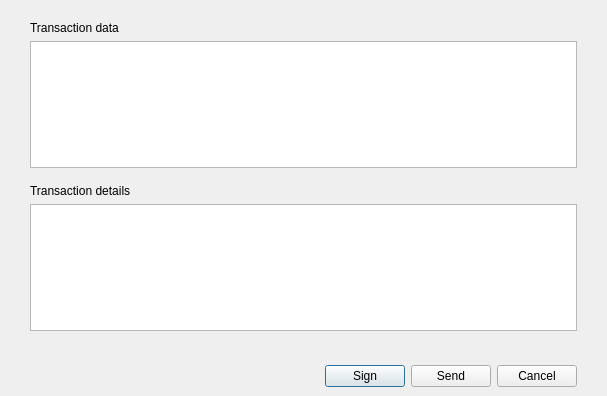
Above: src/qt/forms/hardwaresigntxdialog.ui from qtumproject/qtum before the change. Below: the same form after it.
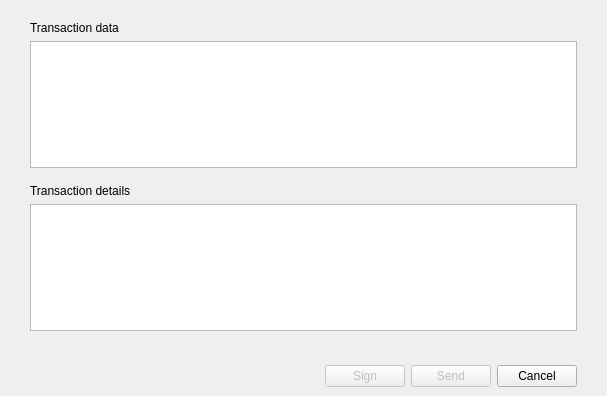
That is the form after the change.

Commit message: Update HW send and sign button state

```diff
--- a/src/qt/forms/hardwaresigntxdialog.ui
+++ b/src/qt/forms/hardwaresigntxdialog.ui
@@ -128,13 +128,19 @@
       </item>
       <item>
        <widget class="QPushButton" name="signButton">
+        <property name="enabled">
+         <bool>false</bool>
+        </property>
         <property name="text">
          <string>Sign</string>
         </property>
        </widget>
       </item>
       <item>
-       <widget class="QPushButton" name="SendButton">
+       <widget class="QPushButton" name="sendButton">
+        <property name="enabled">
+         <bool>false</bool>
+        </property>
         <property name="text">
          <string>Send</string>
         </property>
```
The commit also changes 1 other file.
